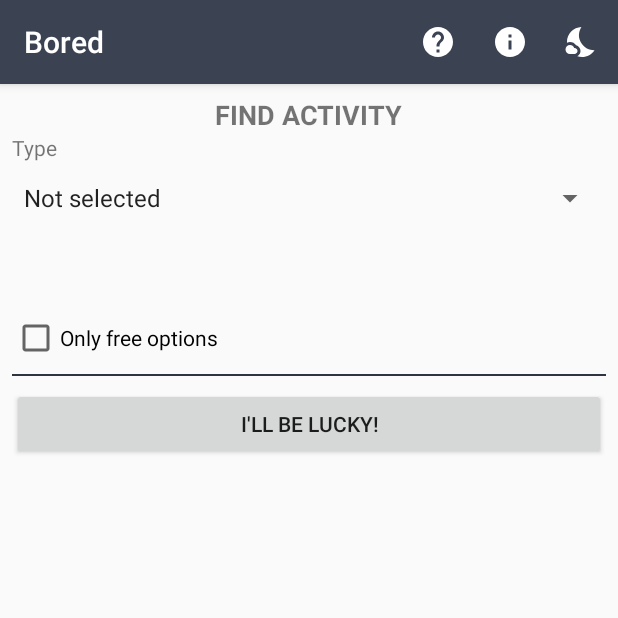
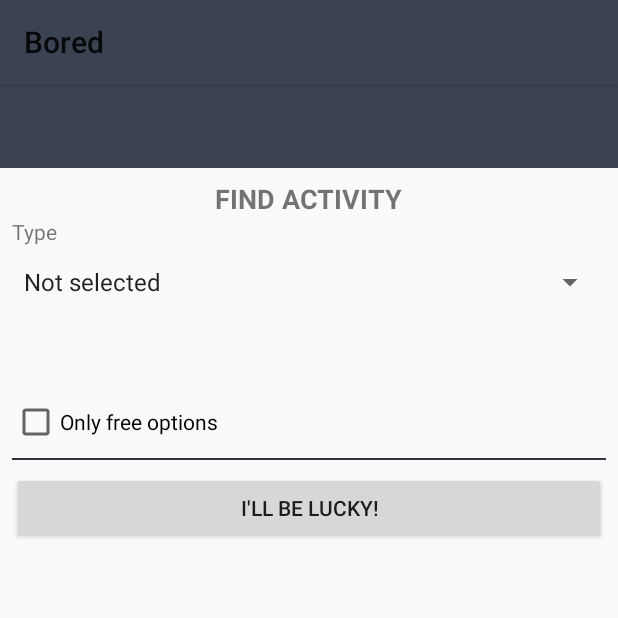
Before and after one commit to YuriZhuravlev/BoredApp, an Android app: the ActivityFragment screen opened directly, with no data from a screen before it, on a phone screen of 412 x 824 dp, the top half of it. Run offline under Robolectric (Android 15) with nearby library versions, the phone set to English and light mode, and no system bars; our stand-ins replace RxJava; libraries missing offline, so code that uses them is left out: com.mikepenz.materialdrawer; 2 statements that could not run were skipped.

Commit message:
добавлен MaterialDrawer, отказ от ActionBar (недоделано)

```diff
--- a/app/build.gradle
+++ b/app/build.gradle
@@ -42,6 +42,7 @@ dependencies {
     implementation 'io.reactivex.rxjava2:rxandroid:2.1.0'
     implementation "androidx.core:core-ktx:+"
     implementation "org.jetbrains.kotlin:kotlin-stdlib-jdk7:$kotlin_version"
+    implementation "com.mikepenz:materialdrawer-nav:7.0.0"
 }
 repositories {
     maven { url 'https://dl.bintray.com/kotlin/kotlin-eap' }
--- a/app/src/main/java/com/example/boredapp/MainActivity.java
+++ b/app/src/main/java/com/example/boredapp/MainActivity.java
@@ -3,14 +3,18 @@ package com.example.boredapp;
 import androidx.appcompat.app.ActionBar;
 import androidx.appcompat.app.AppCompatActivity;
 import androidx.appcompat.app.AppCompatDelegate;
+import androidx.appcompat.widget.Toolbar;
 
 import android.os.Bundle;
 
 import com.example.boredapp.ui.fragments.ActivityFragment;
+import com.example.boredapp.ui.objects.AppDrawer;
 import com.example.boredapp.utils.SharedPreferenceHelper;
 
 public class MainActivity extends AppCompatActivity {
     private int mTheme;
+    private Toolbar mToolBar;
+    private AppDrawer mAppDrawer;
 
     @Override
     protected void onCreate(Bundle savedInstanceState) {
@@ -18,11 +22,14 @@ public class MainActivity extends AppCompatActivity {
         AppCompatDelegate.setDefaultNightMode(mTheme);
         super.onCreate(savedInstanceState);
         setContentView(R.layout.activity_main);
+        mToolBar = findViewById(R.id.main_toolbar);
+        setSupportActionBar(mToolBar);
         if (savedInstanceState == null) {
             getSupportFragmentManager().beginTransaction()
                     .replace(R.id.fragment_container, new ActivityFragment())
                     .commit();
         }
+        mAppDrawer = new AppDrawer(this);
     }
 
     @Override
@@ -31,8 +38,8 @@ public class MainActivity extends AppCompatActivity {
         return true;
     }
 
-    public ActionBar getToolBar() {
-        return getSupportActionBar();
+    public Toolbar getToolBar() {
+        return mToolBar;
     }
 
     public void changeTheme() {
--- a/app/src/main/java/com/example/boredapp/ui/fragments/help/HelpFragment.java
+++ b/app/src/main/java/com/example/boredapp/ui/fragments/help/HelpFragment.java
@@ -54,8 +54,8 @@ public class HelpFragment extends Fragment {
     @Override
     public void onResume() {
         super.onResume();
-        ((MainActivity) getActivity()).getToolBar().setDisplayHomeAsUpEnabled(true);
-        ((MainActivity) getActivity()).getToolBar().setTitle("Info");
+//        ((MainActivity) getActivity()).getToolBar().setDisplayHomeAsUpEnabled(true);
+//        ((MainActivity) getActivity()).getToolBar().setTitle("Info");
     }
 
     @Override
--- /dev/null
+++ b/app/src/main/java/com/example/boredapp/ui/objects/AppDrawer.kt
@@ -0,0 +1,54 @@
+package com.example.boredapp.ui.objects
+
+import androidx.drawerlayout.widget.DrawerLayout
+import com.example.boredapp.MainActivity
+import com.example.boredapp.R
+import com.mikepenz.materialdrawer.AccountHeader
+import com.mikepenz.materialdrawer.AccountHeaderBuilder
+import com.mikepenz.materialdrawer.Drawer
+import com.mikepenz.materialdrawer.DrawerBuilder
+import com.mikepenz.materialdrawer.model.DividerDrawerItem
+import com.mikepenz.materialdrawer.model.PrimaryDrawerItem
+import com.mikepenz.materialdrawer.model.ProfileDrawerItem
+
+class AppDrawer(activity: MainActivity) {
+    private lateinit var mDrawer: Drawer
+    private lateinit var mHeader: AccountHeader
+    private lateinit var mDrawerLayout: DrawerLayout
+    private lateinit var mCurrentProfile: ProfileDrawerItem
+
+    init {
+        mDrawer = DrawerBuilder()
+                .withActivity(activity)
+                .withToolbar(activity.toolBar)
+                .withSelectedItem(-1)
+                .addDrawerItems(
+                        ProfileDrawerItem().withName("Bored")
+                                .withSelectable(false),
+                        DividerDrawerItem(),
+                        PrimaryDrawerItem().withIdentifier(101)
+                                .withIconTintingEnabled(true)
+                                .withName("Find Activity")
+                                .withIcon(R.drawable.ic_app)
+                                .withSelectable(false),
+                        PrimaryDrawerItem().withIdentifier(102)
+                                .withIconTintingEnabled(true)
+                                .withName("Notebook")
+                                .withIcon(R.drawable.ic_launcher_background)
+                                .withSelectable(false),
+                        PrimaryDrawerItem().withIdentifier(103)
+                                .withIconTintingEnabled(true)
+                                .withName("About")
+                                .withIcon(R.drawable.ic_about)
+                                .withSelectable(false),
+                        PrimaryDrawerItem().withIdentifier(104)
+                                .withIconTintingEnabled(true)
+                                .withName("Theme")
+                                .withIcon(R.drawable.ic_dark_theme)
+                                .withSelectable(false),
+                )
+                .build()
+    }
+
+
+}
--- a/app/src/main/res/layout/activity_main.xml
+++ b/app/src/main/res/layout/activity_main.xml
@@ -1,9 +1,30 @@
 <?xml version="1.0" encoding="utf-8"?>
-<FrameLayout xmlns:android="http://schemas.android.com/apk/res/android"
+<androidx.constraintlayout.widget.ConstraintLayout xmlns:android="http://schemas.android.com/apk/res/android"
     xmlns:tools="http://schemas.android.com/tools"
-    android:id="@+id/fragment_container"
     android:layout_width="match_parent"
     android:layout_height="match_parent"
-    tools:context=".MainActivity">
+    xmlns:app="http://schemas.android.com/apk/res-auto">
 
-</FrameLayout>
+    <androidx.appcompat.widget.Toolbar
+        android:id="@+id/main_toolbar"
+        style="@style/mainToolbar"
+        app:layout_constraintEnd_toEndOf="parent"
+        app:layout_constraintStart_toStartOf="parent"
+        app:layout_constraintTop_toTopOf="parent">
+
+<!--        <include-->
+<!--            android:id="@+id/toolbar_info"-->
+<!--            layout=""-->
+<!--            android:visibility="gone" />-->
+    </androidx.appcompat.widget.Toolbar>
+
+    <FrameLayout
+        android:id="@+id/fragment_container"
+        android:layout_width="match_parent"
+        android:layout_height="0dp"
+        tools:context=".MainActivity"
+        app:layout_constraintEnd_toEndOf="parent"
+        app:layout_constraintStart_toStartOf="parent"
+        app:layout_constraintTop_toBottomOf="@id/main_toolbar">
+    </FrameLayout>
+</androidx.constraintlayout.widget.ConstraintLayout>
--- /dev/null
+++ b/app/src/main/res/values-night/styles.xml
@@ -0,0 +1,14 @@
+<?xml version="1.0" encoding="utf-8"?>
+<resources>
+    <style name="AppTheme" parent="@style/MaterialDrawerTheme">
+        <item name="colorPrimary">@color/colorPrimary</item>
+        <item name="colorPrimaryDark">@color/colorPrimaryDark</item>
+        <item name="colorAccent">@color/colorAccent</item>
+    </style>
+
+    <style name="mainToolbar">
+        <item name="android:layout_width">match_parent</item>
+        <item name="android:layout_height">?attr/actionBarSize</item>
+        <item name="android:background">@color/colorPrimary</item>
+    </style>
+</resources>
--- a/app/src/main/res/values/styles.xml
+++ b/app/src/main/res/values/styles.xml
@@ -1,5 +1,6 @@
 <resources>
-    <style name="AppTheme" parent="Theme.AppCompat.DayNight.DarkActionBar">
+<!--    <style name="AppTheme" parent="@style/Theme.AppCompat.DayNight.NoActionBar">-->
+    <style name="AppTheme" parent="@style/MaterialDrawerTheme.Light">
         <item name="colorPrimary">@color/colorPrimary</item>
         <item name="colorPrimaryDark">@color/colorPrimaryDark</item>
         <item name="colorAccent">@color/colorAccent</item>
@@ -14,4 +15,11 @@
         <item name="android:textAllCaps">true</item>
     </style>
 
+    <style name="mainToolbar">
+        <item name="theme">@style/MaterialDrawerTheme</item>
+        <item name="android:layout_width">match_parent</item>
+        <item name="android:layout_height">?attr/actionBarSize</item>
+        <item name="android:background">@color/colorPrimary</item>
+    </style>
+
 </resources>
```
Also changed, not shown: app/src/main/java/com/example/boredapp/ui/fragments/AboutFragment.java (+11 -11 lines), app/src/main/java/com/example/boredapp/ui/fragments/ActivityFragment.java (+31 -31 lines), app/src/main/res/layout/drawer_header.xml (added, +16 -0 lines), 1 other file.
